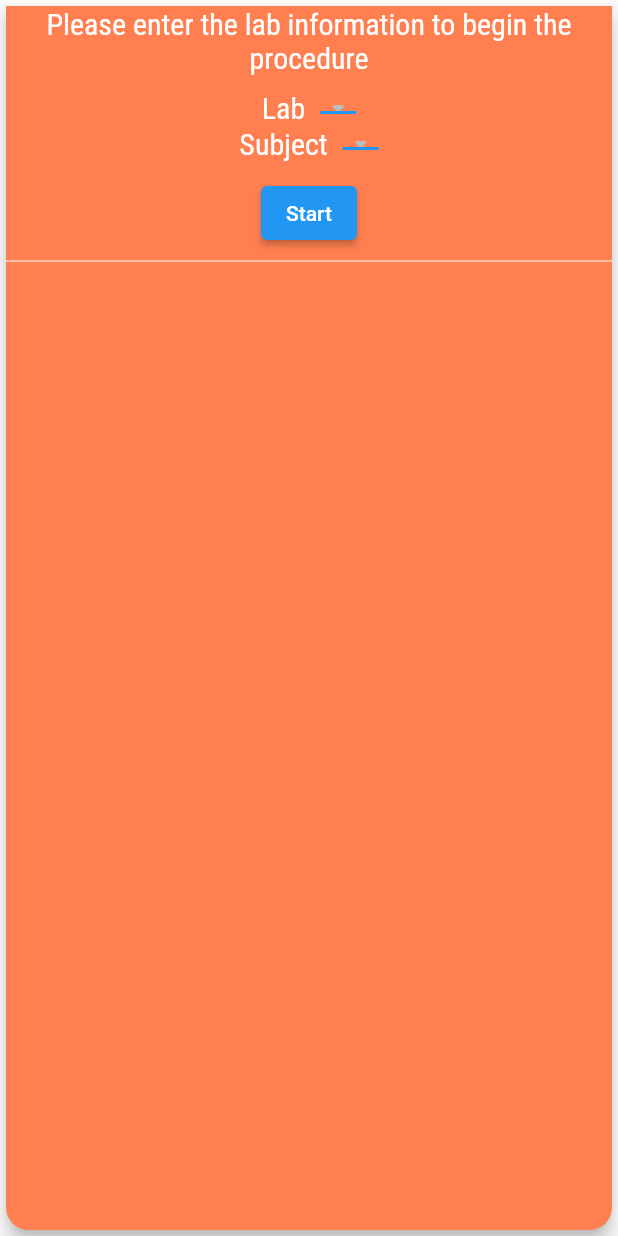
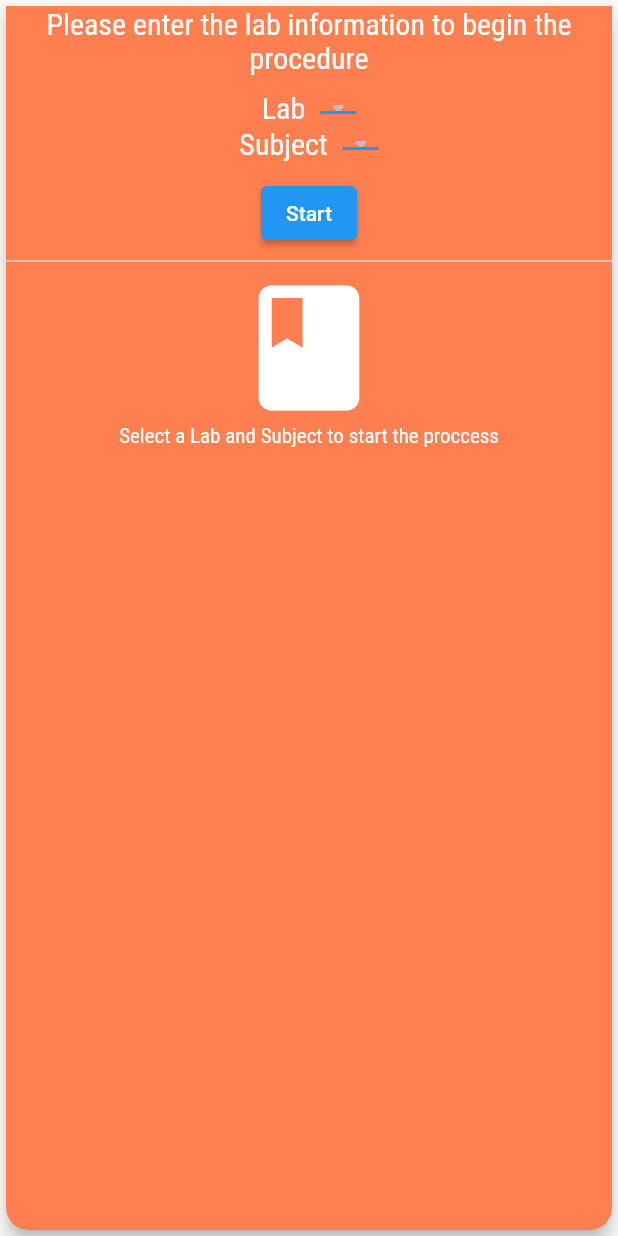
Before and after one commit to MariosKoni/uni-access, a Flutter app: the NewSessionScreen widget shown alone on an empty page, opened directly with empty values, on a phone screen of 412 x 824 dp. Run offline on Flutter 3.47's test engine with Material 2 defaults, Android fonts, the phone set to English and light mode, and no system bars; our stand-ins replace cloud_firestore, firebase_auth, firebase_core, qr_flutter; missing offline and left inert: mobile_scanner; accounts and stored records are empty; statements that could not run were skipped.

Commit message:
Continue in work.

```diff
--- a/lib/screens/new_session_screen.dart
+++ b/lib/screens/new_session_screen.dart
@@ -69,7 +69,23 @@ class _NewSessionScreenState extends State<NewSessionScreen> {
                   const Divider(
                     color: Colors.white,
                   ),
-                  if (_showAttendence) AttendanceWidget() else Container(),
+                  if (_showAttendence)
+                    AttendanceWidget()
+                  else
+                    SizedBox(
+                      height: MediaQuery.of(context).size.height / 3,
+                      child: Center(
+                          child: Column(
+                        children: const [
+                          Icon(
+                            Icons.class_rounded,
+                            size: 100.0,
+                            color: Colors.white,
+                          ),
+                          Text('Select a Lab and Subject to start the proccess')
+                        ],
+                      )),
+                    ),
                 ],
               ),
             ),
```
